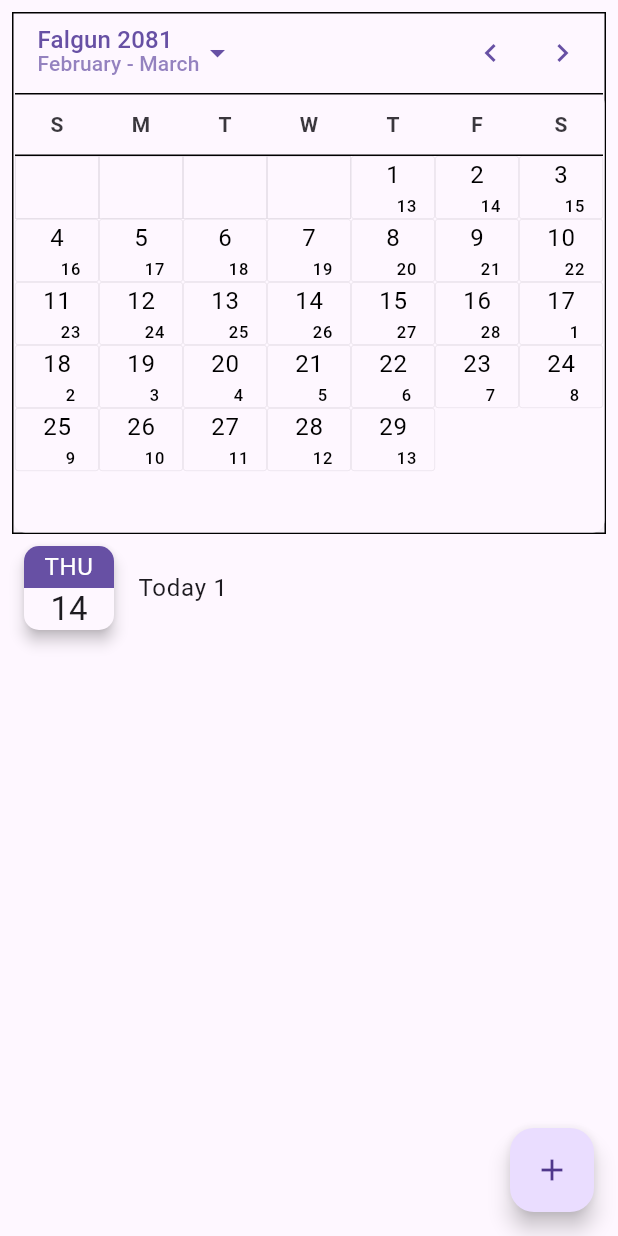
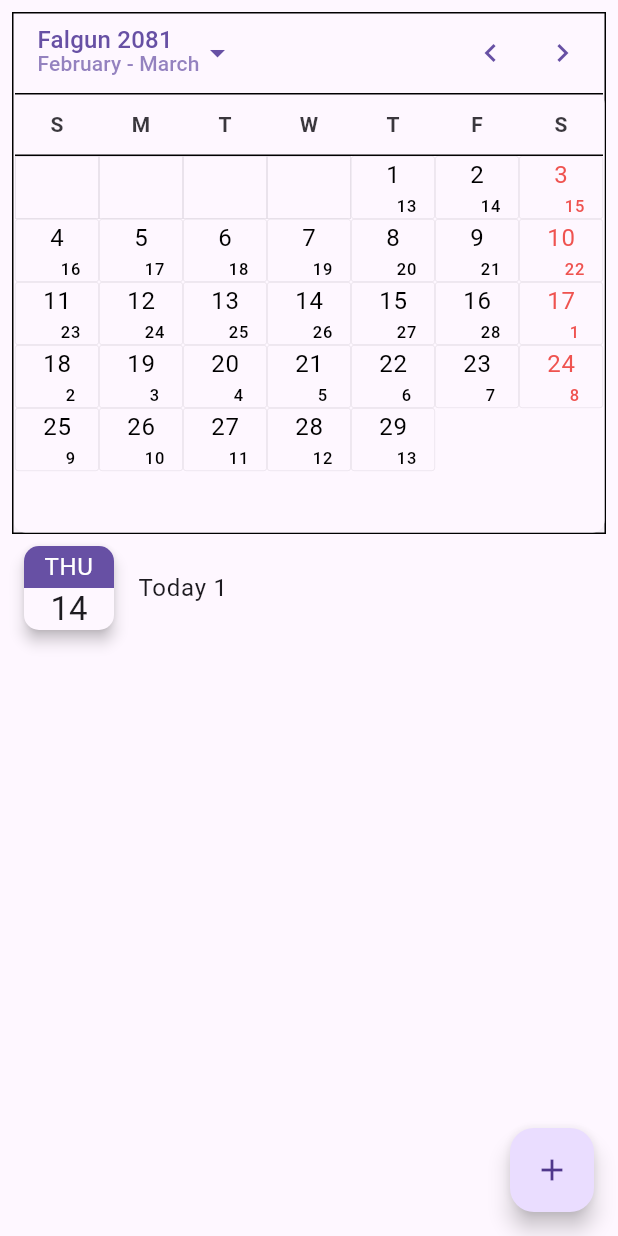
Before and after one commit to GurungNabin/syntech-nepali-calendar, a Flutter app: the CalendarDatePickerWidget screen opened directly, after a tap on the "chevron left" icon, on a phone screen of 412 x 824 dp. Run offline on Flutter 3.47's test engine with Material 3 defaults, Android fonts, the phone set to English and light mode, and no system bars.

Commit message:
Checking calendar, making holiday red,Solving minor error

```diff
--- a/example/lib/views/calendar_date_picker_widget.dart
+++ b/example/lib/views/calendar_date_picker_widget.dart
@@ -1,7 +1,6 @@
 import 'package:flutter/material.dart' hide CalendarDatePicker;
 import 'package:syntech_nepali_calendar/material/nepali_calendar_date_picker.dart';
 import 'package:syntech_nepali_calendar/syntech_nepali_calendar.dart';
-
 
 class CalendarDatePickerWidget extends StatelessWidget {
   final ValueNotifier<NepaliDateTime> _selectedDate =
@@ -43,6 +42,11 @@ class CalendarDatePickerWidget extends StatelessWidget {
                     _selectedDate.value.toIso8601String().substring(0, 10) ==
                         dayToBuild.toIso8601String().substring(0, 10);
 
+                final isSaturday =
+                    dayToBuild.weekday == 7;
+                final weekendColor =
+                    Colors.red.shade400;
+
                 return GestureDetector(
                   onLongPress: () => _showAddEventDialog(context, dayToBuild),
                   child: Stack(
@@ -61,7 +65,9 @@ class CalendarDatePickerWidget extends StatelessWidget {
                                   ?.copyWith(
                                     color: isSelectedDay
                                         ? Colors.white
-                                        : Colors.black,
+                                        : isSaturday
+                                            ? weekendColor
+                                            : Colors.black,
                                   ),
                             ),
                             Padding(
@@ -74,7 +80,9 @@ class CalendarDatePickerWidget extends StatelessWidget {
                                     ?.copyWith(
                                       color: isSelectedDay
                                           ? Colors.white
-                                          : Colors.black,
+                                          : isSaturday
+                                              ? weekendColor
+                                              : Colors.black,
                                     ),
                               ),
                             ),
--- a/example/lib/views/date_picker_widget.dart
+++ b/example/lib/views/date_picker_widget.dart
@@ -48,6 +48,7 @@ class _DatePickerWidgetState extends State<DatePickerWidget> {
                   ),
                 ),
                 onPressed: () async {
+                  try {
                     if (_design == 'm') {
                       _selectedDateTime = await showMaterialDatePicker(
                         context: context,
@@ -71,6 +72,9 @@ class _DatePickerWidgetState extends State<DatePickerWidget> {
                       }
                       setState(() {});
                     }
+                  } catch (e) {
+                    debugPrint("An error occurred ${e.toString()}");
+                  }
                 },
                 child: const Padding(
                   padding: EdgeInsets.all(8.0),
--- a/lib/material/nepali_calendar_date_picker.dart
+++ b/lib/material/nepali_calendar_date_picker.dart
@@ -238,7 +238,7 @@ class _NepaliCalendarDatePickerState extends State<NepaliCalendarDatePicker> {
           selectableDayPredicate: widget.selectableDayPredicate,
           todayDecoration: widget.todayDecoration,
           selectedDayDecoration: widget.selectedDayDecoration,
-          dayBuilder: widget.dayBuilder,
+          dayBuilder:  widget.dayBuilder,
         );
       case DatePickerMode.year:
         return Padding(
@@ -927,6 +927,7 @@ class _DayPickerState extends State<_DayPicker> {
     final selectedDayColor = colorScheme.onPrimary;
     final selectedDayBackground = colorScheme.primary;
     final todayColor = colorScheme.primary;
+    final weekendColor = Colors.red.shade400;
     final borderColor = colorScheme.outline.withValues(alpha: 0.2);
 
     final year = widget.displayedMonth.year;
@@ -959,6 +960,10 @@ class _DayPickerState extends State<_DayPicker> {
         final isToday = utils.isSameDay(widget.currentDate, dayToBuild);
 
         final englishDate = dayToBuild.toDateTime().day;
+
+        // final weekendColor = Colors.red.shade400;
+        final isSaturday = dayToBuild.weekday == 7;
+
         BoxDecoration decoration = BoxDecoration(
           border: Border.all(color: borderColor, width: 0.4),
           borderRadius: BorderRadius.circular(2),
@@ -983,13 +988,15 @@ class _DayPickerState extends State<_DayPicker> {
         } else if (isDisabled) {
           dayColor = disabledDayColor;
         } else if (isToday) {
-          dayColor = todayColor;
+          dayColor = isSaturday ? weekendColor : todayColor;
           decoration = widget.todayDecoration ??
               BoxDecoration(
                 color: todayColor.withValues(alpha: 0.1),
                 border: Border.all(color: todayColor, width: 1),
                 borderRadius: BorderRadius.circular(4),
               );
+        } else if (isSaturday) {
+          dayColor = weekendColor;
         }
 
         Widget dayWidget = AnimatedContainer(
@@ -1007,7 +1014,7 @@ class _DayPickerState extends State<_DayPicker> {
                           child: Text(
                             NepaliNumberFormat().format(day),
                             style: textTheme.bodyMedium?.copyWith(
-                              color: dayColor,
+                              color: isSaturday ? weekendColor : dayColor,
                               fontWeight: isSelectedDay || isToday
                                   ? FontWeight.bold
                                   : FontWeight.normal,
@@ -1026,9 +1033,11 @@ class _DayPickerState extends State<_DayPicker> {
                           child: Text(
                             "$englishDate",
                             style: textTheme.labelSmall?.copyWith(
-                              color: isSelectedDay
-                                  ? dayColor
-                                  : dayColor.withValues(alpha: 0.7),
+                              color: isSaturday
+                                  ? weekendColor
+                                  : isSelectedDay
+                                      ? dayColor
+                                      : dayColor.withValues(alpha: 0.7),
                               fontSize: 10,
                             ),
                           ),
--- a/lib/src/nepali_date_time.dart
+++ b/lib/src/nepali_date_time.dart
@@ -1,10 +1,8 @@
-
 import 'language.dart';
 import 'nepali_date_format.dart';
 
 /// A class to represent Nepali date and time.
 extension ENepaliDateTime on DateTime {
-
   /// Converts the given [DateTime] to [NepaliDateTime].
   /// Returns the converted [NepaliDateTime].
   /// - [DateTime]: The date and time to convert.
@@ -51,7 +49,6 @@ extension ENepaliDateTime on DateTime {
     );
   }
 }
-
 
 /// A class to represent Nepali date and time.
 class NepaliDateTime implements DateTime {
@@ -262,8 +259,7 @@ class NepaliDateTime implements DateTime {
     return '$y-$m-${d}T$h:$min:$sec.$ms$us';
   }
 
-  static final RegExp _parseFormat = RegExp(
-      r'^([+-]?\d{4,6})-?(\d\d)-?(\d\d)'
+  static final RegExp _parseFormat = RegExp(r'^([+-]?\d{4,6})-?(\d\d)-?(\d\d)'
       r'(?:[ T](\d\d)(?::?(\d\d)(?::?(\d\d)(?:[.,](\d{1,6}))?)?)?'
       r'( ?[zZ]| ?([-+])(\d\d)(?::?(\d\d))?)?)?$');
 
@@ -486,12 +482,12 @@ const Map<int, List<int>> _nepaliYears = {
   2081: [366, 31, 32, 31, 32, 31, 30, 30, 30, 29, 30, 29, 31],
   2082: [365, 31, 31, 32, 31, 31, 31, 30, 29, 30, 29, 30, 30],
   2083: [365, 31, 31, 32, 31, 31, 31, 30, 29, 30, 29, 30, 30],
-  2084: [366, 31, 31, 32, 31, 31, 30, 30, 30, 29, 30, 30, 30],
-  2085: [365, 31, 32, 31, 32, 30, 31, 30, 30, 29, 30, 30, 30],
+  2084: [365, 31, 31, 32, 31, 31, 30, 30, 30, 29, 30, 30, 30],
+  2085: [366, 31, 32, 31, 32, 30, 31, 30, 30, 29, 30, 30, 30],
   2086: [365, 30, 32, 31, 32, 31, 30, 30, 30, 29, 30, 30, 30],
-  2087: [365, 31, 31, 32, 31, 31, 31, 30, 30, 29, 30, 30, 30],
-  2088: [366, 31, 32, 31, 32, 31, 30, 30, 30, 29, 29, 30, 31],
-  2089: [365, 30, 32, 31, 32, 31, 30, 30, 30, 29, 30, 29, 31],
+  2087: [365, 31, 31, 32, 31, 31, 31, 30, 30, 30, 30, 30, 30],
+  2088: [366, 30, 31, 32, 32, 30, 30, 30, 30, 29, 30, 30, 30],
+  2089: [365, 30, 32, 31, 32, 31, 30, 30, 30, 29, 30, 30, 30],
   2090: [365, 31, 31, 32, 31, 31, 31, 30, 29, 30, 29, 30, 30],
   2091: [365, 31, 31, 32, 32, 31, 30, 30, 29, 30, 29, 30, 30],
   2092: [366, 31, 32, 31, 32, 31, 30, 30, 30, 29, 29, 30, 31],
```
Also changed, not shown: lib/material/date_picker.dart (+19 -9 lines), 5 other files. Lines whose indentation alone changed are shown as unchanged.
